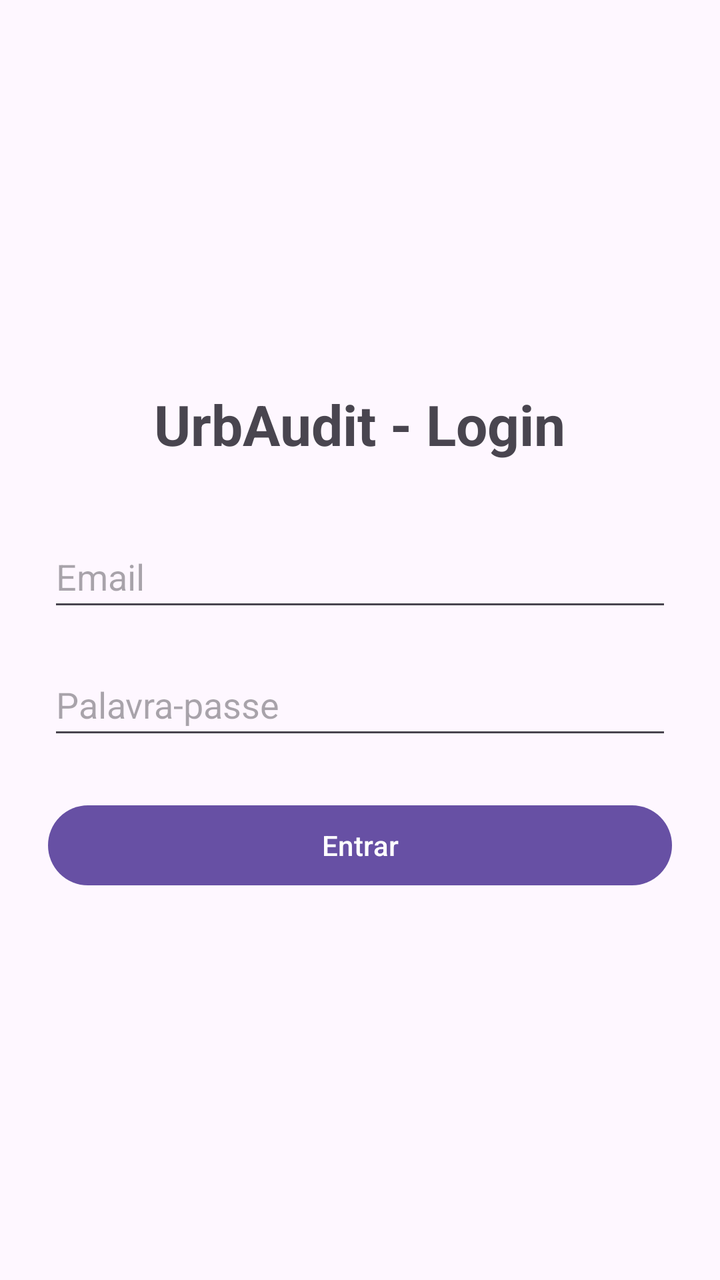
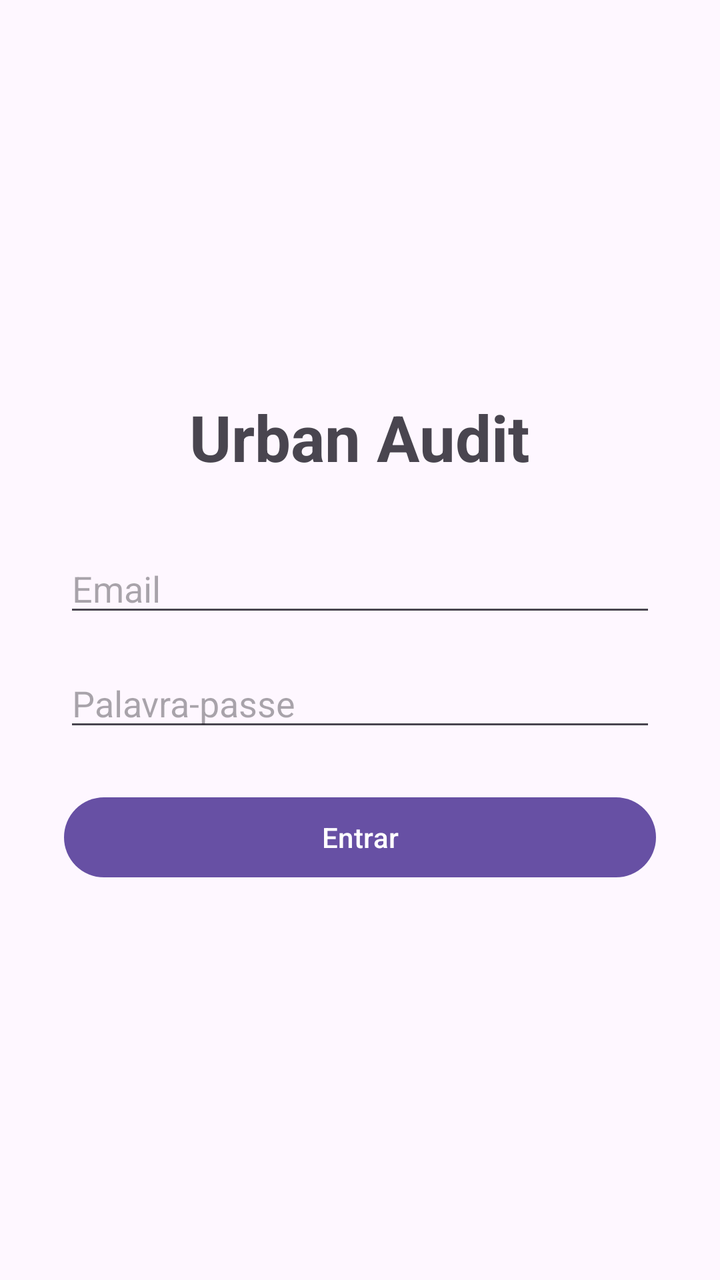

Two renders of the same Android screen: before a commit and after it. Below are the layout's source before the change and the commit's diff.
<!-- AndroidManifest.xml: application theme Theme.UrbanAudit -->
<!-- res/layout/activity_login.xml -->
<?xml version="1.0" encoding="utf-8"?>
<LinearLayout xmlns:android="http://schemas.android.com/apk/res/android"
    android:layout_width="match_parent"
    android:layout_height="match_parent"
    android:orientation="vertical"
    android:padding="24dp"
    android:gravity="center">

    <TextView
        android:layout_width="wrap_content"
        android:layout_height="wrap_content"
        android:text="UrbAudit - Login"
        android:textSize="28sp"
        android:textStyle="bold"
        android:layout_marginBottom="32dp" />

    <EditText
        android:id="@+id/etEmail"
        android:layout_width="match_parent"
        android:layout_height="wrap_content"
        android:hint="Email"
        android:inputType="textEmailAddress"
        android:minHeight="48dp"
        android:layout_marginBottom="16dp" />

    <EditText
        android:id="@+id/etPassword"
        android:layout_width="match_parent"
        android:layout_height="wrap_content"
        android:hint="Palavra-passe"
        android:inputType="textPassword"
        android:minHeight="48dp"
        android:layout_marginBottom="24dp" />

    <Button
        android:id="@+id/btnLogin"
        android:layout_width="match_parent"
        android:layout_height="wrap_content"
        android:text="Entrar"
        android:minHeight="48dp" />
</LinearLayout>
<!-- resources referenced by this layout -->
<resources>
  <style name="Theme.UrbanAudit" parent="Base.Theme.UrbanAudit" />
  <style name="Base.Theme.UrbanAudit" parent="Theme.Material3.DayNight.NoActionBar">
          
          
      </style>
</resources>

<!-- the commit's change to res/layout/activity_login.xml (unified diff, before → after) -->
@@ -3,39 +3,32 @@
     android:layout_width="match_parent"
     android:layout_height="match_parent"
     android:orientation="vertical"
-    android:padding="24dp"
+    android:padding="32dp"
     android:gravity="center">
-
     <TextView
         android:layout_width="wrap_content"
         android:layout_height="wrap_content"
-        android:text="UrbAudit - Login"
-        android:textSize="28sp"
+        android:text="Urban Audit"
+        android:textSize="32sp"
         android:textStyle="bold"
-        android:layout_marginBottom="32dp" />
-
+        android:layout_marginBottom="32dp"/>
     <EditText
         android:id="@+id/etEmail"
         android:layout_width="match_parent"
         android:layout_height="wrap_content"
         android:hint="Email"
         android:inputType="textEmailAddress"
-        android:minHeight="48dp"
-        android:layout_marginBottom="16dp" />
-
+        android:layout_marginBottom="16dp"/>
     <EditText
         android:id="@+id/etPassword"
         android:layout_width="match_parent"
         android:layout_height="wrap_content"
         android:hint="Palavra-passe"
         android:inputType="textPassword"
-        android:minHeight="48dp"
-        android:layout_marginBottom="24dp" />
-
+        android:layout_marginBottom="24dp"/>
     <Button
         android:id="@+id/btnLogin"
         android:layout_width="match_parent"
         android:layout_height="wrap_content"
-        android:text="Entrar"
-        android:minHeight="48dp" />
+        android:text="Entrar" />
 </LinearLayout>
